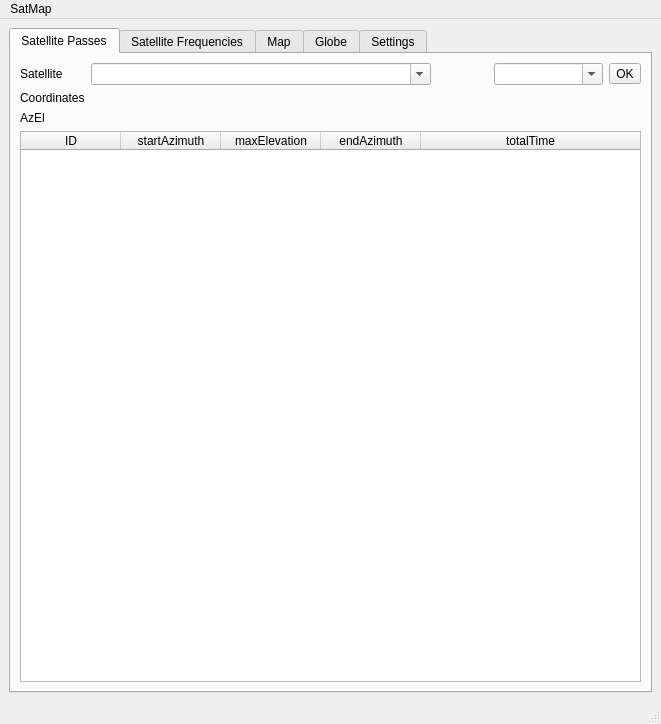
andreidicu03/satMapGit, file mainwindow.ui: the form before one commit.
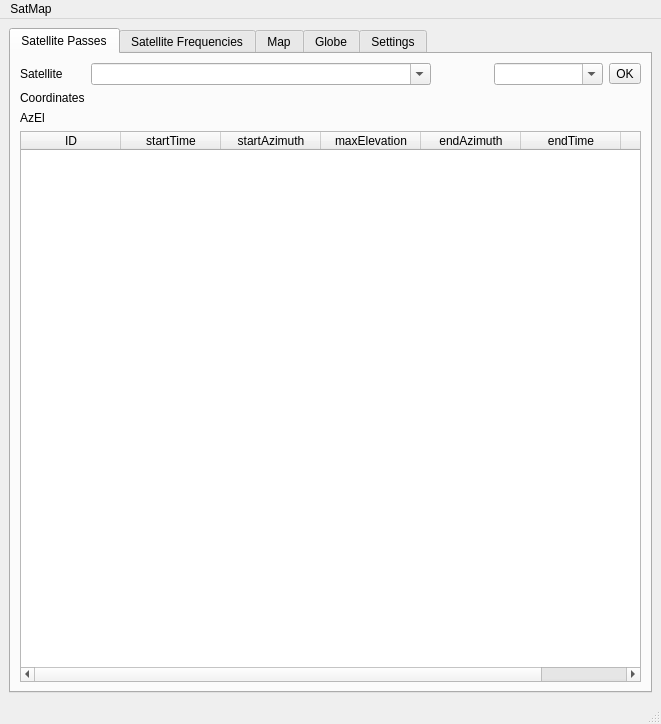
The form after the commit. Custom widgets are drawn as their Qt base class.

Patch:
```diff
--- a/mainwindow.ui
+++ b/mainwindow.ui
@@ -84,6 +84,11 @@
             <string>ID</string>
            </property>
           </column>
+          <column>
+           <property name="text">
+            <string>startTime</string>
+           </property>
+          </column>
           <column>
            <property name="text">
             <string>startAzimuth</string>
@@ -99,6 +104,11 @@
             <string>endAzimuth</string>
            </property>
           </column>
+          <column>
+           <property name="text">
+            <string>endTime</string>
+           </property>
+          </column>
           <column>
            <property name="text">
             <string>totalTime</string>
```
Left out of the diff: 2 changed lines with no effect on the pictures.
